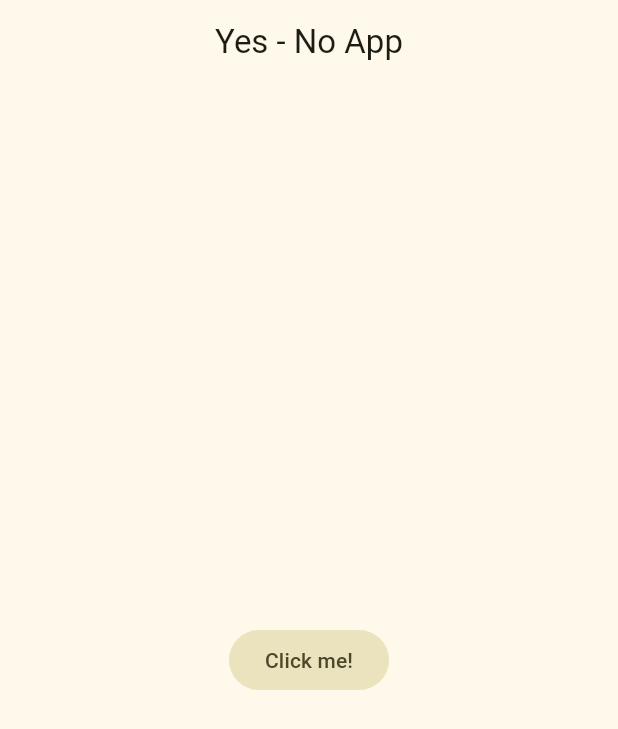
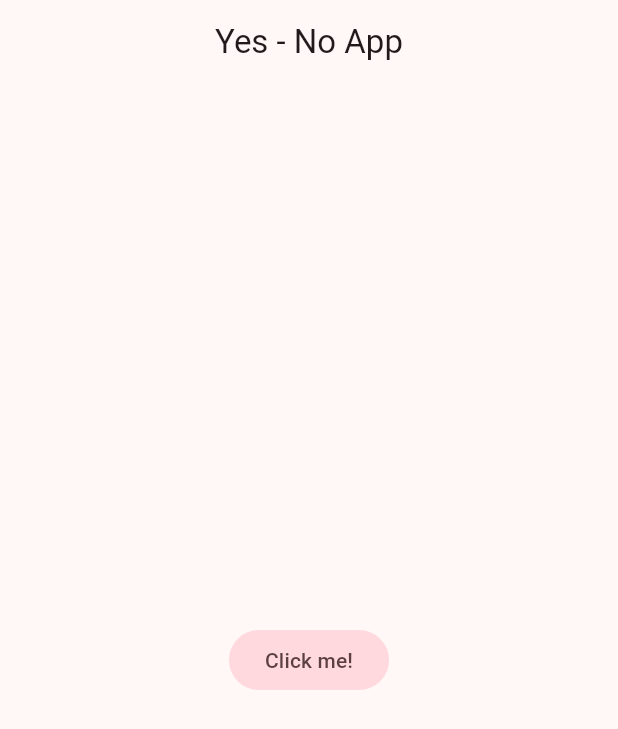
Before and after one commit to Evander-byte/yes_no_app, a Flutter app: the screen it shows after launch, on a phone screen of 412 x 824 dp. Shown: the top 729 px of the screen. Run offline on Flutter 3.47's test engine with Material 3 defaults, Android fonts, the phone set to English and light mode, and no system bars.

Commit message:
Dinamic color theme

```diff
--- a/lib/config/theme/app_theme.dart
+++ b/lib/config/theme/app_theme.dart
@@ -13,9 +13,16 @@ const List<Color> _colorTheme = [
 ];
 
 class AppTheme {
+  final int selectedColor;
+
+  AppTheme({
+    this.selectedColor = 0,
+  }) : assert(selectedColor >= 0 && selectedColor <= _colorTheme.length - 1,
+            'Colors must between 0 and ${_colorTheme.length}');
   ThemeData theme() {
     return ThemeData(
-      colorSchemeSeed: _colorTheme[4],
+      colorSchemeSeed: _colorTheme[selectedColor],
+      // brightness: Brightness.dark,
     );
   }
 }
--- a/lib/main.dart
+++ b/lib/main.dart
@@ -11,7 +11,7 @@ class MyApp extends StatelessWidget {
     return MaterialApp(
       title: 'Yes - No App',
       debugShowCheckedModeBanner: false,
-      theme: AppTheme().theme(),
+      theme: AppTheme(selectedColor: 6).theme(),
       home: Scaffold(
         appBar: AppBar(
           title: const Text('Yes - No App'),
```
